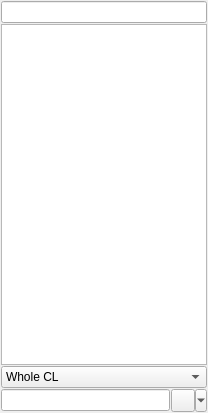
First picture: the form in src/plugins/azoth/mainwidget.ui, repository 0xd34df00d/leechcraft, before the edit.
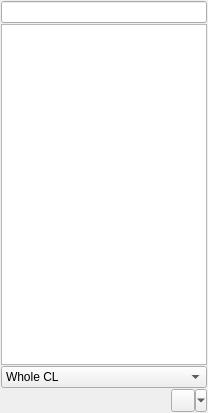
Second picture: the form after the edit.

Commit message: Azoth: removed fast status line edit.

```diff
--- a/src/plugins/azoth/mainwidget.ui
+++ b/src/plugins/azoth/mainwidget.ui
@@ -82,7 +82,17 @@
    <item>
     <layout class="QHBoxLayout" name="BottomLayout_">
      <item>
-      <widget class="QLineEdit" name="FastStatusText_"/>
+      <spacer name="horizontalSpacer">
+       <property name="orientation">
+        <enum>Qt::Horizontal</enum>
+       </property>
+       <property name="sizeHint" stdset="0">
+        <size>
+         <width>40</width>
+         <height>20</height>
+        </size>
+       </property>
+      </spacer>
      </item>
      <item>
       <widget class="QToolButton" name="FastStatusButton_">
```
The commit also changes 1 other file.
